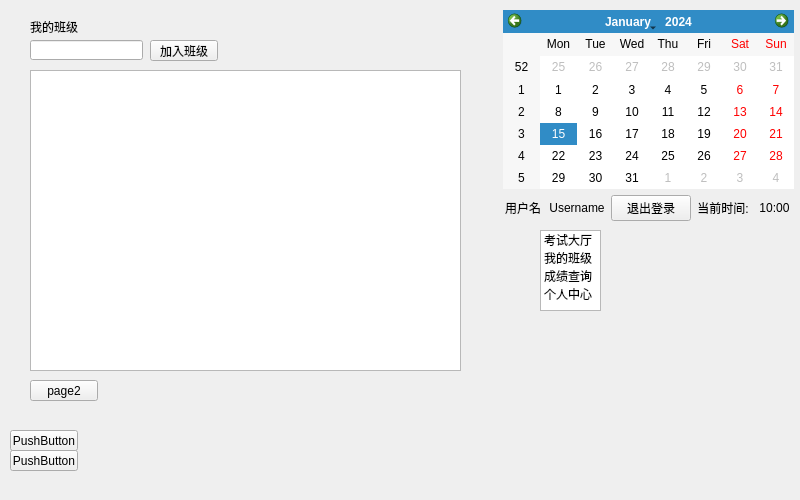
The window that project_testing_0302/mainmenuwidget.ui (MatthewVork/project_testing_0302) describes before a commit, drawn with Qt 5.
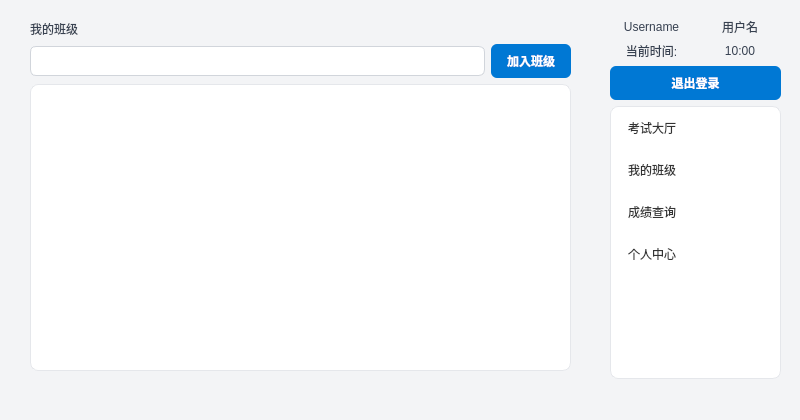
The same window after the commit. The open tabs and pages were chosen to show the change.

```diff
--- a/project_testing_0302/mainmenuwidget.ui
+++ b/project_testing_0302/mainmenuwidget.ui
@@ -7,246 +7,178 @@
     <x>0</x>
     <y>0</y>
     <width>800</width>
-    <height>500</height>
+    <height>420</height>
    </rect>
   </property>
   <property name="windowTitle">
    <string>Form</string>
   </property>
-  <widget class="QPushButton" name="pushButton_2">
-   <property name="geometry">
-    <rect>
-     <x>10</x>
-     <y>450</y>
-     <width>68</width>
-     <height>21</height>
-    </rect>
-   </property>
-   <property name="text">
-    <string>PushButton</string>
-   </property>
-  </widget>
-  <widget class="QPushButton" name="pushButton">
-   <property name="geometry">
-    <rect>
-     <x>10</x>
-     <y>430</y>
-     <width>68</width>
-     <height>21</height>
-    </rect>
-   </property>
-   <property name="text">
-    <string>PushButton</string>
-   </property>
-  </widget>
-  <widget class="QListWidget" name="listWidget">
-   <property name="geometry">
-    <rect>
-     <x>540</x>
-     <y>230</y>
-     <width>61</width>
-     <height>81</height>
-    </rect>
-   </property>
-   <item>
-    <property name="text">
-     <string>考试大厅</string>
-    </property>
-   </item>
-   <item>
-    <property name="text">
-     <string>我的班级</string>
-    </property>
-   </item>
-   <item>
-    <property name="text">
-     <string>成绩查询</string>
-    </property>
-   </item>
-   <item>
-    <property name="text">
-     <string>个人中心</string>
-    </property>
-   </item>
-  </widget>
-  <widget class="QWidget" name="layoutWidget">
-   <property name="geometry">
-    <rect>
-     <x>503</x>
-     <y>10</y>
-     <width>291</width>
-     <height>211</height>
-    </rect>
-   </property>
-   <layout class="QVBoxLayout" name="verticalLayout">
-    <item>
-     <widget class="QCalendarWidget" name="calendarWidget"/>
-    </item>
-    <item>
-     <layout class="QHBoxLayout" name="horizontalLayout">
-      <item>
-       <widget class="QLabel" name="label">
-        <property name="text">
-         <string>用户名</string>
-        </property>
-        <property name="alignment">
-         <set>Qt::AlignmentFlag::AlignCenter</set>
-        </property>
-       </widget>
-      </item>
-      <item>
-       <widget class="QLabel" name="Username">
-        <property name="text">
-         <string>Username</string>
-        </property>
-        <property name="alignment">
-         <set>Qt::AlignmentFlag::AlignCenter</set>
-        </property>
-       </widget>
-      </item>
-      <item>
-       <widget class="QPushButton" name="logoutBtn">
-        <property name="text">
-         <string>退出登录</string>
-        </property>
-       </widget>
-      </item>
-      <item>
-       <widget class="QLabel" name="label_2">
-        <property name="text">
-         <string>当前时间:</string>
-        </property>
-        <property name="alignment">
-         <set>Qt::AlignmentFlag::AlignCenter</set>
-        </property>
-       </widget>
-      </item>
-      <item>
-       <widget class="QLabel" name="LabelTime">
-        <property name="text">
-         <string>10:00</string>
-        </property>
-        <property name="alignment">
-         <set>Qt::AlignmentFlag::AlignCenter</set>
-        </property>
-       </widget>
-      </item>
-     </layout>
-    </item>
-   </layout>
-  </widget>
+  <property name="styleSheet">
+   <string notr="true">/* ================= 1. 全局背景与字体 ================= */
+QWidget {
+    background-color: #F3F4F6;
+    color: #333333;
+    font-family: &quot;Microsoft YaHei&quot;;
+}
+
+/* ================= 2. 极其丝滑的扁平化按钮 ================= */
+QPushButton {
+    background-color: #0078D4; 
+    color: white;
+    border: none;
+    border-radius: 6px; 
+    padding: 8px 16px;
+    font-weight: bold;
+}
+QPushButton:hover {
+    background-color: #106EBE; 
+}
+QPushButton:pressed {
+    background-color: #005A9E; 
+}
+QPushButton:disabled {
+    background-color: #CCCCCC; 
+    color: #888888;
+}
+
+/* ================= 3. 输入框的现代感 ================= */
+QLineEdit, QTextEdit {
+    border: 1px solid #D1D5DB;
+    border-radius: 6px;
+    padding: 6px 10px;
+    background-color: #FFFFFF;
+    selection-background-color: #0078D4;
+}
+QLineEdit:focus, QTextEdit:focus {
+    border: 2px solid #0078D4; 
+    background-color: #FAFCFF;
+}
+
+/* ================= 4. 左侧高级导航栏 ================= */
+QListWidget, QTreeWidget {
+    background-color: #FFFFFF;
+    border: 1px solid #E5E7EB;
+    border-radius: 8px;
+    outline: none; 
+}
+QListWidget::item, QTreeWidget::item {
+    padding: 10px;
+    border-radius: 4px;
+    margin: 2px 4px; 
+}
+QListWidget::item:hover, QTreeWidget::item:hover {
+    background-color: #F3F4F6; 
+}
+QListWidget::item:selected, QTreeWidget::item:selected {
+    background-color: #0078D4; 
+    color: white;
+}
+
+/* ================= 5. 表格极其干净的视觉 ================= */
+QTableWidget {
+    background-color: #FFFFFF;
+    border: 1px solid #E5E7EB;
+    border-radius: 8px;
+    gridline-color: #F3F4F6; 
+    selection-background-color: #E1F0FF; 
+    selection-color: #000000;
+}
+QHeaderView::section {
+    background-color: #F9FAFB;
+    border: none;
+    border-bottom: 2px solid #0078D4; 
+    padding: 8px;
+    font-weight: bold;
+    color: #4B5563;
+}
+
+/* ================= 6. 下拉框与标签 ================= */
+QComboBox {
+    border: 1px solid #D1D5DB;
+    border-radius: 6px;
+    padding: 4px 8px;
+    background-color: #FFFFFF;
+}
+QComboBox:hover {
+    border: 1px solid #0078D4;
+}
+QLabel {
+    background-color: transparent; 
+    color: #374151;
+}</string>
+  </property>
   <widget class="QStackedWidget" name="stackedWidget">
    <property name="geometry">
     <rect>
      <x>20</x>
      <y>10</y>
-     <width>461</width>
-     <height>401</height>
+     <width>581</width>
+     <height>361</height>
     </rect>
    </property>
    <property name="currentIndex">
-    <number>1</number>
+    <number>0</number>
    </property>
    <widget class="QWidget" name="page1">
-    <widget class="QPushButton" name="pushButton_3">
+    <widget class="QWidget" name="">
      <property name="geometry">
       <rect>
-       <x>390</x>
-       <y>340</y>
-       <width>68</width>
-       <height>21</height>
+       <x>210</x>
+       <y>120</y>
+       <width>141</width>
+       <height>101</height>
       </rect>
      </property>
-     <property name="text">
-      <string>page1</string>
-     </property>
-    </widget>
-    <widget class="QPushButton" name="btn_joinExam">
-     <property name="geometry">
-      <rect>
-       <x>140</x>
-       <y>30</y>
-       <width>68</width>
-       <height>21</height>
-      </rect>
-     </property>
-     <property name="text">
-      <string>进入考试</string>
-     </property>
-    </widget>
+     <layout class="QVBoxLayout" name="verticalLayout_2">
+      <item>
     <widget class="QLineEdit" name="lineEdit_examCode">
-     <property name="geometry">
-      <rect>
-       <x>20</x>
-       <y>30</y>
-       <width>113</width>
-       <height>20</height>
-      </rect>
-     </property>
      <property name="placeholderText">
       <string>请输入考试码</string>
      </property>
     </widget>
+      </item>
+      <item>
+       <widget class="QPushButton" name="btn_joinExam">
+        <property name="text">
+         <string>进入考试</string>
+        </property>
+       </widget>
+      </item>
+     </layout>
+    </widget>
    </widget>
    <widget class="QWidget" name="page3">
-    <widget class="QPushButton" name="pushButton_4">
+    <widget class="QWidget" name="">
      <property name="geometry">
       <rect>
        <x>10</x>
-       <y>370</y>
-       <width>68</width>
-       <height>21</height>
+       <y>10</y>
+       <width>541</width>
+       <height>351</height>
       </rect>
      </property>
-     <property name="text">
-      <string>page2</string>
-     </property>
-    </widget>
+     <layout class="QGridLayout" name="gridLayout_2">
+      <item row="0" column="0">
     <widget class="QLabel" name="label_6">
-     <property name="geometry">
-      <rect>
-       <x>10</x>
-       <y>10</y>
-       <width>49</width>
-       <height>14</height>
-      </rect>
-     </property>
      <property name="text">
       <string>我的班级</string>
      </property>
     </widget>
-    <widget class="QLineEdit" name="lineEdit_classCode">
-     <property name="geometry">
-      <rect>
-       <x>10</x>
-       <y>30</y>
-       <width>113</width>
-       <height>20</height>
-      </rect>
-     </property>
-    </widget>
+      </item>
+      <item row="1" column="0">
+       <widget class="QLineEdit" name="lineEdit_classCode"/>
+      </item>
+      <item row="1" column="1">
     <widget class="QPushButton" name="btn_joinClass">
-     <property name="geometry">
-      <rect>
-       <x>130</x>
-       <y>30</y>
-       <width>68</width>
-       <height>21</height>
-      </rect>
-     </property>
      <property name="text">
       <string>加入班级</string>
      </property>
     </widget>
-    <widget class="QTableWidget" name="tableWidget_myClasses">
-     <property name="geometry">
-      <rect>
-       <x>10</x>
-       <y>60</y>
-       <width>431</width>
-       <height>301</height>
-      </rect>
-     </property>
+      </item>
+      <item row="2" column="0" colspan="2">
+       <widget class="QTableWidget" name="tableWidget_myClasses"/>
+      </item>
+     </layout>
     </widget>
    </widget>
    <widget class="QWidget" name="page4">
@@ -266,10 +198,10 @@
     <widget class="QPushButton" name="btn_history">
      <property name="geometry">
       <rect>
-       <x>10</x>
-       <y>340</y>
-       <width>68</width>
-       <height>21</height>
+       <x>0</x>
+       <y>0</y>
+       <width>91</width>
+       <height>31</height>
       </rect>
      </property>
      <property name="text">
@@ -279,15 +211,24 @@
     <widget class="QTableWidget" name="tableWidget_scores">
      <property name="geometry">
       <rect>
-       <x>25</x>
-       <y>21</y>
-       <width>391</width>
-       <height>311</height>
+       <x>5</x>
+       <y>31</y>
+       <width>541</width>
+       <height>321</height>
       </rect>
      </property>
     </widget>
    </widget>
    <widget class="QWidget" name="page2">
+    <widget class="QWidget" name="">
+     <property name="geometry">
+      <rect>
+       <x>190</x>
+       <y>65</y>
+       <width>201</width>
+       <height>231</height>
+      </rect>
+     </property>
     <layout class="QGridLayout" name="gridLayout">
      <item row="0" column="0">
       <widget class="QLabel" name="label_3">
@@ -326,15 +267,100 @@
        </property>
       </widget>
      </item>
-     <item row="4" column="2">
-      <widget class="QPushButton" name="pushButton_6">
+     </layout>
+    </widget>
+   </widget>
+  </widget>
+  <widget class="QWidget" name="">
+   <property name="geometry">
+    <rect>
+     <x>610</x>
+     <y>18</y>
+     <width>171</width>
+     <height>361</height>
+    </rect>
+   </property>
+   <layout class="QVBoxLayout" name="verticalLayout">
+    <item>
+     <layout class="QHBoxLayout" name="horizontalLayout_2">
+      <item>
+       <widget class="QLabel" name="Username">
        <property name="text">
-        <string>page4</string>
-       </property>
-      </widget>
-     </item>
-    </layout>
-   </widget>
+         <string>Username</string>
+        </property>
+        <property name="alignment">
+         <set>Qt::AlignmentFlag::AlignCenter</set>
+        </property>
+       </widget>
+      </item>
+      <item>
+       <widget class="QLabel" name="label">
+        <property name="text">
+         <string>用户名</string>
+        </property>
+        <property name="alignment">
+         <set>Qt::AlignmentFlag::AlignCenter</set>
+        </property>
+       </widget>
+      </item>
+     </layout>
+    </item>
+    <item>
+     <layout class="QHBoxLayout" name="horizontalLayout">
+      <item>
+       <widget class="QLabel" name="label_2">
+        <property name="text">
+         <string>当前时间:</string>
+        </property>
+        <property name="alignment">
+         <set>Qt::AlignmentFlag::AlignCenter</set>
+        </property>
+       </widget>
+      </item>
+      <item>
+       <widget class="QLabel" name="LabelTime">
+        <property name="text">
+         <string>10:00</string>
+        </property>
+        <property name="alignment">
+         <set>Qt::AlignmentFlag::AlignCenter</set>
+        </property>
+       </widget>
+      </item>
+     </layout>
+    </item>
+    <item>
+     <widget class="QPushButton" name="logoutBtn">
+      <property name="text">
+       <string>退出登录</string>
+      </property>
+     </widget>
+    </item>
+    <item>
+     <widget class="QListWidget" name="listWidget">
+      <item>
+       <property name="text">
+        <string>考试大厅</string>
+       </property>
+      </item>
+      <item>
+       <property name="text">
+        <string>我的班级</string>
+       </property>
+      </item>
+      <item>
+       <property name="text">
+        <string>成绩查询</string>
+       </property>
+      </item>
+      <item>
+       <property name="text">
+        <string>个人中心</string>
+       </property>
+      </item>
+     </widget>
+    </item>
+   </layout>
   </widget>
  </widget>
  <resources/>
```
Lines whose indentation alone changed are shown as unchanged.
